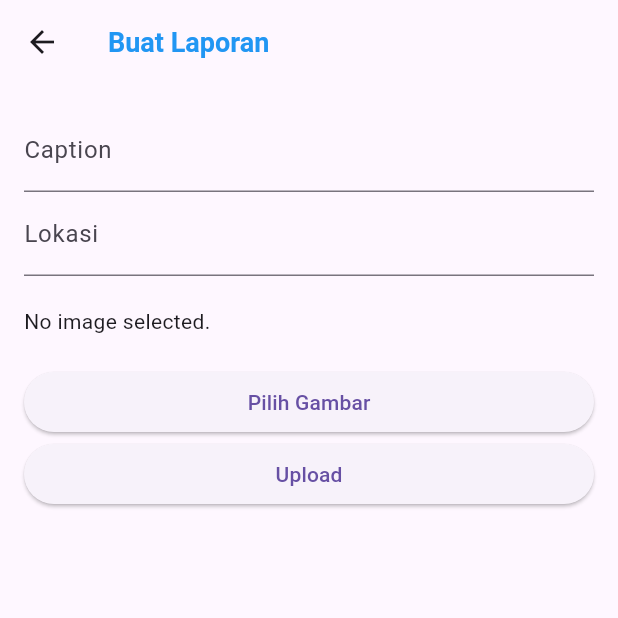
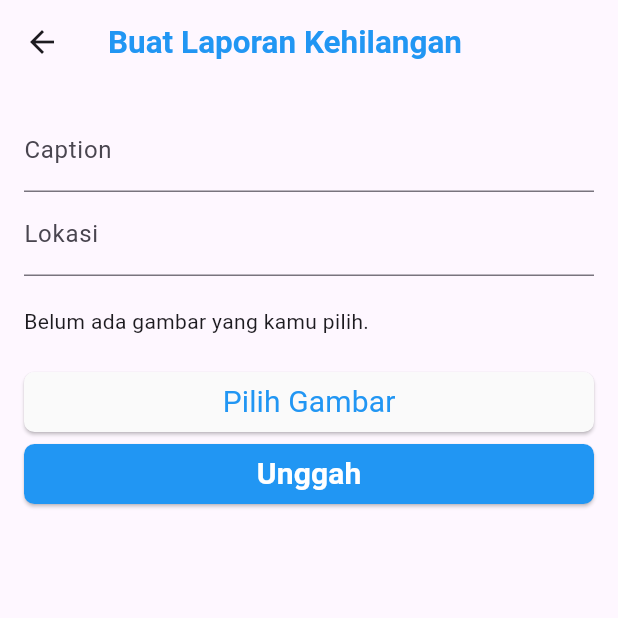
Before and after one commit to agungfrisky/flutter_application_UAS, a Flutter app: the BuatLaporanPage screen opened directly, on a phone screen of 412 x 824 dp, the top half of it. Run offline on Flutter 3.47's test engine with Material 3 defaults, Android fonts, the phone set to English and light mode, and no system bars; our stand-ins replace cloud_firestore, firebase_auth, firebase_core, firebase_storage, get, image_picker and 1 more; missing offline and left inert: firebase_app_check; accounts and stored records are empty.

Commit message:
Improve UI

```diff
--- a/lib/screen/buatLaporan_screen.dart
+++ b/lib/screen/buatLaporan_screen.dart
@@ -65,7 +65,7 @@ class _BuatLaporanPageState extends State<BuatLaporanPage> {
         _clearForm();
         Navigator.pop(context);
       } catch (e) {
-        print('Error uploading post: $e');
+        print('Upss terjadi error saat mengunggah post: $e');
       }
     }
   }
@@ -82,8 +82,8 @@ class _BuatLaporanPageState extends State<BuatLaporanPage> {
       final downloadURL = await imageRef.getDownloadURL();
       return downloadURL;
     } catch (e) {
-      print('Error uploading image: $e');
-      throw Exception('Error uploading image');
+      print('Upss terjadi error saat mengunggah gambar: $e');
+      throw Exception('Error pada saat mengunggah gambar');
     }
   }
 
@@ -101,10 +101,10 @@ class _BuatLaporanPageState extends State<BuatLaporanPage> {
     return Scaffold(
       appBar: AppBar(
         title: Text(
-          'Buat Laporan',
+          'Buat Laporan Kehilangan',
           style: TextStyle(
             color: Colors.blue,
-            fontSize: 18,
+            fontSize: 21,
             fontWeight: FontWeight.w600,
           ),
         ),
@@ -124,7 +124,7 @@ class _BuatLaporanPageState extends State<BuatLaporanPage> {
             ),
             SizedBox(height: 20),
             _imageFile == null
-                ? Text('No image selected.')
+                ? Text('Belum ada gambar yang kamu pilih.')
                 : Image.file(
                     _imageFile!,
                     height: MediaQuery.of(context).size.height / 2,
@@ -132,11 +132,39 @@ class _BuatLaporanPageState extends State<BuatLaporanPage> {
             SizedBox(height: 20),
             ElevatedButton(
               onPressed: _pickImage,
-              child: Text('Pilih Gambar'),
+              child: Text(
+                'Pilih Gambar',
+                style: TextStyle(
+                  fontWeight: FontWeight.w400,
+                  color: Colors.blue,
+                  fontSize: 20,
+                ),
+              ),
+              style: ElevatedButton.styleFrom(
+                minimumSize: Size(MediaQuery.of(context).size.width * 0.30, 40),
+                shape: RoundedRectangleBorder(
+                  borderRadius: BorderRadius.circular(7),
+                ),
+                backgroundColor: Colors.grey[50],
+              ),
             ),
             ElevatedButton(
               onPressed: _uploadPost,
-              child: Text('Upload'),
+              child: Text(
+                'Unggah',
+                style: TextStyle(
+                  fontWeight: FontWeight.w600,
+                  color: Colors.white,
+                  fontSize: 20,
+                ),
+              ),
+              style: ElevatedButton.styleFrom(
+                minimumSize: Size(MediaQuery.of(context).size.width * 0.30, 40),
+                shape: RoundedRectangleBorder(
+                  borderRadius: BorderRadius.circular(7),
+                ),
+                backgroundColor: Colors.blue,
+              ),
             ),
           ],
         ),
--- a/lib/screen/comment_screen.dart
+++ b/lib/screen/comment_screen.dart
@@ -193,8 +193,8 @@ class CommentInput extends StatelessWidget {
           Expanded(
             child: TextField(
               controller: controller,
-              decoration:
-                  InputDecoration.collapsed(hintText: 'Tulis komentar...'),
+              decoration: InputDecoration.collapsed(
+                  hintText: 'Ayo tuliskan komentarmu...'),
             ),
           ),
           IconButton(
--- a/lib/screen/splash_screen.dart
+++ b/lib/screen/splash_screen.dart
@@ -33,7 +33,7 @@ class _SplashScreenState extends State<SplashScreen> {
             ),
             SizedBox(height: 20),
             Text(
-              'Aplikasi Pelaporan Kehilangan di Kampus',
+              'Aplikasi Laporan Kehilangan di Kampus',
               style: TextStyle(
                 fontSize: 12,
                 color: Colors.black,
--- a/lib/widgets/checklist_widget.dart
+++ b/lib/widgets/checklist_widget.dart
@@ -77,7 +77,7 @@ class _ChecklistButtonState extends State<ChecklistButton> {
           height: 30,
           decoration: BoxDecoration(
             color: buttonColor,
-            borderRadius: BorderRadius.circular(8),
+            borderRadius: BorderRadius.circular(7),
             border: Border.all(color: Colors.blue),
           ),
           child: Center(
```
Also changed, not shown: lib/screen/login_screen.dart (+17 -16 lines), lib/screen/profile_screen.dart (+16 -2 lines), lib/screen/signup_screen.dart (+8 -6 lines), 1 other file.
